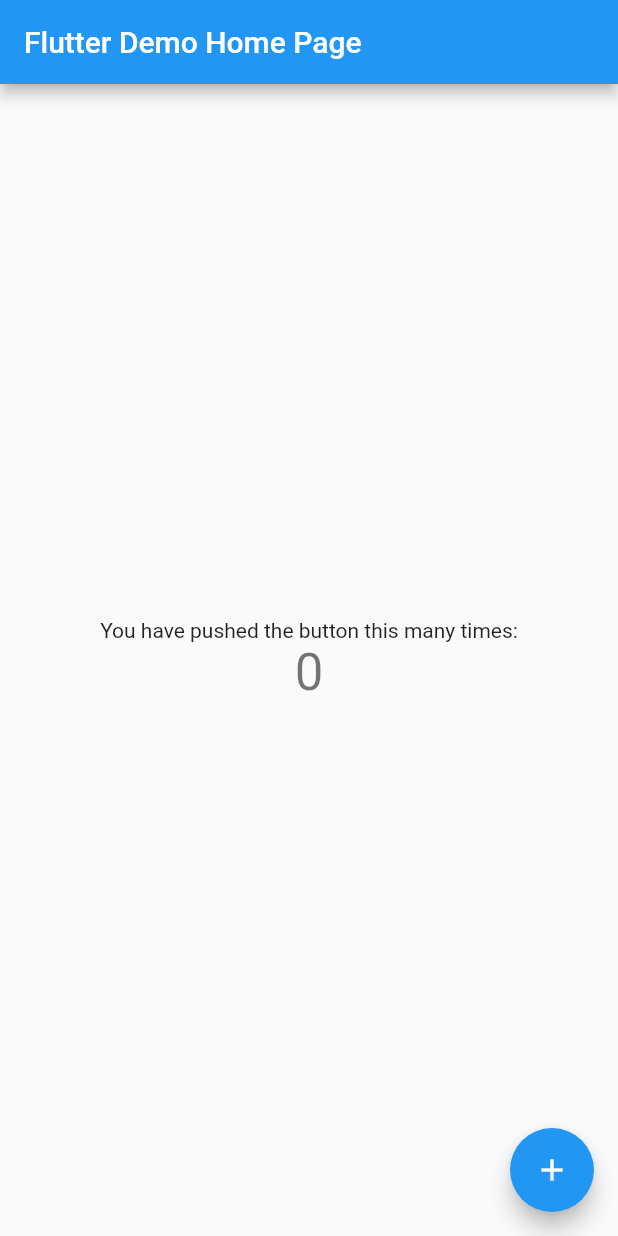
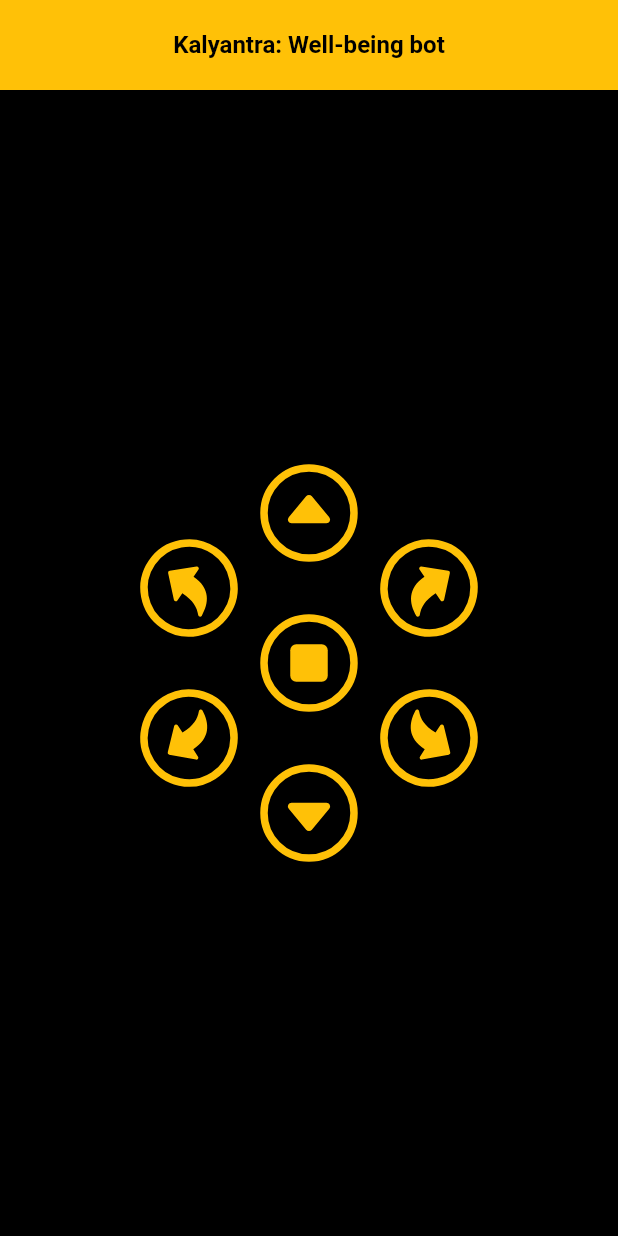
Before and after one commit to atharvapalaskar/kalyantra, a Flutter app: the screen it shows after launch, on a phone screen of 412 x 824 dp. Run offline on Flutter 3.47's test engine with Material 2 defaults, Android fonts, the phone set to English and light mode, and no system bars; our stand-ins replace ionicons.

```diff
--- a/app/lib/main.dart
+++ b/app/lib/main.dart
@@ -1,5 +1,6 @@
 import 'package:flutter/material.dart';
-
+import 'package:ionicons/ionicons.dart';
+import 'package:http/http.dart' as http;
 void main() {
   runApp(const MyApp());
 }
@@ -11,105 +12,99 @@ class MyApp extends StatelessWidget {
   @override
   Widget build(BuildContext context) {
     return MaterialApp(
-      title: 'Flutter Demo',
       theme: ThemeData(
-        // This is the theme of your application.
-        //
-        // Try running your application with "flutter run". You'll see the
-        // application has a blue toolbar. Then, without quitting the app, try
-        // changing the primarySwatch below to Colors.green and then invoke
-        // "hot reload" (press "r" in the console where you ran "flutter run",
-        // or simply save your changes to "hot reload" in a Flutter IDE).
-        // Notice that the counter didn't reset back to zero; the application
-        // is not restarted.
-        primarySwatch: Colors.blue,
+        primarySwatch: Colors.amber,
+        backgroundColor: Colors.black,
       ),
-      home: const MyHomePage(title: 'Flutter Demo Home Page'),
+      home: const HomeScreen(),
     );
   }
 }
 
-class MyHomePage extends StatefulWidget {
-  const MyHomePage({super.key, required this.title});
-
-  // This widget is the home page of your application. It is stateful, meaning
-  // that it has a State object (defined below) that contains fields that affect
-  // how it looks.
-
-  // This class is the configuration for the state. It holds the values (in this
-  // case the title) provided by the parent (in this case the App widget) and
-  // used by the build method of the State. Fields in a Widget subclass are
-  // always marked "final".
-
-  final String title;
+class HomeScreen extends StatefulWidget {
+  const HomeScreen({super.key});
 
   @override
-  State<MyHomePage> createState() => _MyHomePageState();
+  State<HomeScreen> createState() => _HomeScreenState();
 }
 
-class _MyHomePageState extends State<MyHomePage> {
+class _HomeScreenState extends State<HomeScreen> {
   int _counter = 0;
 
-  void _incrementCounter() {
-    setState(() {
-      // This call to setState tells the Flutter framework that something has
-      // changed in this State, which causes it to rerun the build method below
-      // so that the display can reflect the updated values. If we changed
-      // _counter without calling setState(), then the build method would not be
-      // called again, and so nothing would appear to happen.
-      _counter++;
-    });
+  move( String _movee) async {
+    var res = await http.post(Uri.parse('https://6510-2405-201-10-7cfa-43e7-690-d536-69aa.in.ngrok.io/moves/${_movee}'));
+    print(res);
   }
 
   @override
   Widget build(BuildContext context) {
-    // This method is rerun every time setState is called, for instance as done
-    // by the _incrementCounter method above.
-    //
-    // The Flutter framework has been optimized to make rerunning build methods
-    // fast, so that you can just rebuild anything that needs updating rather
-    // than having to individually change instances of widgets.
-    return Scaffold(
-      appBar: AppBar(
-        // Here we take the value from the MyHomePage object that was created by
-        // the App.build method, and use it to set our appbar title.
-        title: Text(widget.title),
+
+     return Scaffold(
+      backgroundColor: Colors.black,
+      appBar: PreferredSize(  preferredSize: const Size.fromHeight(60.0),
+          child:SafeArea( child: Container(height: 60,color: Colors.amber,child:const Center(child: Text('Kalyantra: Well-being bot',style: TextStyle(fontSize: 16,color: Colors.black, fontWeight: FontWeight.w700,) )),) ),
       ),
-      body: Center(
-        // Center is a layout widget. It takes a single child and positions it
-        // in the middle of the parent.
-        child: Column(
-          // Column is also a layout widget. It takes a list of children and
-          // arranges them vertically. By default, it sizes itself to fit its
-          // children horizontally, and tries to be as tall as its parent.
-          //
-          // Invoke "debug painting" (press "p" in the console, choose the
-          // "Toggle Debug Paint" action from the Flutter Inspector in Android
-          // Studio, or the "Toggle Debug Paint" command in Visual Studio Code)
-          // to see the wireframe for each widget.
-          //
-          // Column has various properties to control how it sizes itself and
-          // how it positions its children. Here we use mainAxisAlignment to
-          // center the children vertically; the main axis here is the vertical
-          // axis because Columns are vertical (the cross axis would be
-          // horizontal).
-          mainAxisAlignment: MainAxisAlignment.center,
-          children: <Widget>[
-            const Text(
-              'You have pushed the button this many times:',
+      body: Center( child:
+
+        Row( mainAxisAlignment: MainAxisAlignment.center,
+           children: [
+            Column( mainAxisAlignment: MainAxisAlignment.center,
+              children: <Widget>[
+
+                 GestureDetector(onTap:(){
+                  print('left-front');
+                  move('left-front');
+                  },child: Transform.rotate(angle: 0.6,child: const Icon(Ionicons.arrow_undo_circle_outline,color: Colors.amber,size: 80,))),
+
+                 const SizedBox(height: 20,),
+
+                 GestureDetector(onTap:(){
+                  print('left-back');move('left-back');
+                 },child:Transform.rotate(angle: -10,child: const Icon(Ionicons.arrow_redo_circle_outline,color: Colors.amber,size: 80,))),
+
+              ],
             ),
-            Text(
-              '$_counter',
-              style: Theme.of(context).textTheme.headline4,
+            Column( mainAxisAlignment: MainAxisAlignment.center,
+              children: <Widget>[
+                 GestureDetector(onTap:(){
+                  print('forward');move('forward');
+                 },child: const Icon(Ionicons.caret_up_circle_outline,color: Colors.amber,size: 80,)),
+
+                 const SizedBox(height: 20,),
+
+                 GestureDetector(onTap:(){
+                  print('halt');move('halt');
+                 },child: const Icon(Ionicons.stop_circle_outline,color: Colors.amber,size: 80,)),
+
+                 const SizedBox(height: 20,),
+
+                 GestureDetector(onTap:(){
+                  print('backward');move('backward');
+                 },child: const Icon(Ionicons.caret_down_circle_outline,color: Colors.amber,size: 80,)),
+              ],
+            ),
+
+            Column( mainAxisAlignment: MainAxisAlignment.center,
+              children: <Widget>[
+                 GestureDetector(onTap:(){
+                  print('right-front');move('right-front');
+                 },child:Transform.rotate(angle:-0.6,child:const Icon(Ionicons.arrow_redo_circle_outline,color: Colors.amber,size: 80,))),
+
+                 const SizedBox(height: 20,),
+
+                 GestureDetector(onTap:(){
+                  print('right-back');move('right-back');
+                 },child:Transform.rotate(angle: 10,child: const Icon(Ionicons.arrow_undo_circle_outline,color: Colors.amber,size: 80,),)),
+              ],
             ),
           ],
         ),
       ),
-      floatingActionButton: FloatingActionButton(
-        onPressed: _incrementCounter,
-        tooltip: 'Increment',
-        child: const Icon(Icons.add),
-      ), // This trailing comma makes auto-formatting nicer for build methods.
+      // floatingActionButton: FloatingActionButton(
+      //   onPressed: _incrementCounter,
+      //   tooltip: 'Increment',
+      //   child: const Icon(Icons.add),
+      // ), // This trailing comma makes auto-formatting nicer for build methods.
     );
   }
 }
--- a/app/pubspec.yaml
+++ b/app/pubspec.yaml
@@ -31,7 +31,8 @@ environment:
 dependencies:
   flutter:
     sdk: flutter
-
+  http: ^0.13.5
+  ionicons: ^0.2.1
 
   # The following adds the Cupertino Icons font to your application.
   # Use with the CupertinoIcons class for iOS style icons.
```
Also changed, not shown: app/pubspec.lock.
